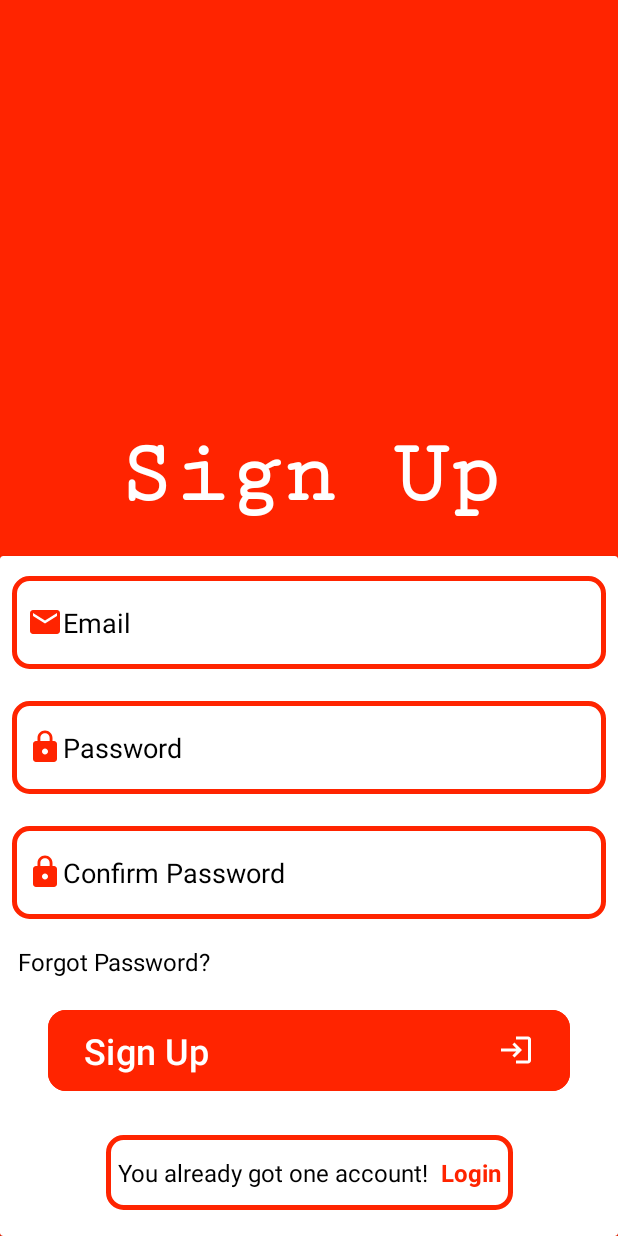
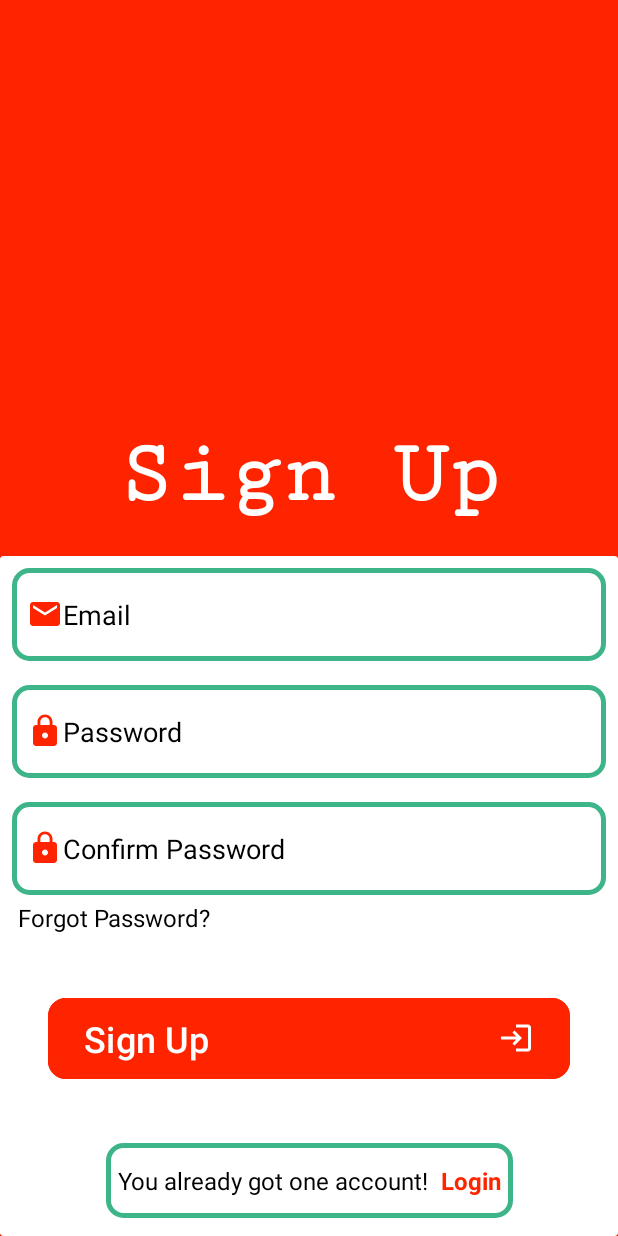
Before and after one commit to AlimJivani/AndroidFinalProject, an Android app: the SignUp screen opened directly, with no data from a screen before it, on a phone screen of 412 x 824 dp. Run offline under Robolectric (Android 15) with nearby library versions, the phone set to English and light mode, and no system bars; our stand-ins replace Firebase (no records; nobody signed in at launch, a user with empty details on screens opened directly).

Commit message:
Added signUp functionality

```diff
--- a/app/build.gradle
+++ b/app/build.gradle
@@ -32,9 +32,10 @@ android {
 dependencies {
 
     implementation 'androidx.appcompat:appcompat:1.6.1'
-    implementation 'com.google.android.material:material:1.5.0'
+    implementation 'com.google.android.material:material:1.9.0'
     implementation 'androidx.constraintlayout:constraintlayout:2.1.4'
-    implementation 'com.google.firebase:firebase-firestore:24.4.1'
+    implementation 'com.google.firebase:firebase-firestore:24.7.0'
+    implementation 'com.google.firebase:firebase-auth:22.1.0'
     testImplementation 'junit:junit:4.13.2'
     androidTestImplementation 'androidx.test.ext:junit:1.1.5'
     androidTestImplementation 'androidx.test.espresso:espresso-core:3.5.1'
--- a/app/src/main/res/drawable/input_text_bg.xml
+++ b/app/src/main/res/drawable/input_text_bg.xml
@@ -2,5 +2,5 @@
 <shape xmlns:android="http://schemas.android.com/apk/res/android" android:shape="rectangle">
     <solid android:color="@color/white"/>
     <corners android:radius="10dp"/>
-    <stroke android:width="3dp" android:color="@color/them_red"/>
+    <stroke android:width="3dp" android:color="@color/green"/>
 </shape>
--- a/app/src/main/res/layout/activity_sign_up.xml
+++ b/app/src/main/res/layout/activity_sign_up.xml
@@ -44,7 +44,7 @@
             android:layout_height="match_parent">
 
             <EditText
-                android:id="@+id/emailTextInput"
+                android:id="@+id/signUpEmailTextInput"
                 android:layout_width="0dp"
                 android:layout_height="62dp"
                 android:layout_margin="8dp"
@@ -57,13 +57,13 @@
                 android:padding="10dp"
                 android:textColor="@color/black"
                 android:textColorHint="@color/black"
-                app:layout_constraintBottom_toTopOf="@+id/passwordTextInput"
+                app:layout_constraintBottom_toTopOf="@+id/signUpPasswordTextInput"
                 app:layout_constraintEnd_toEndOf="parent"
                 app:layout_constraintStart_toStartOf="parent"
                 app:layout_constraintTop_toTopOf="parent" />
 
             <EditText
-                android:id="@+id/passwordTextInput"
+                android:id="@+id/signUpPasswordTextInput"
                 android:layout_width="0dp"
                 android:layout_height="62dp"
                 android:layout_margin="8dp"
@@ -76,14 +76,14 @@
                 android:padding="10dp"
                 android:textColor="@color/black"
                 android:textColorHint="@color/black"
-                app:layout_constraintBottom_toTopOf="@+id/cPasswordTextInput"
+                app:layout_constraintBottom_toTopOf="@+id/signUpCPasswordTextInput"
                 app:layout_constraintEnd_toEndOf="parent"
                 app:layout_constraintHorizontal_bias="0.0"
                 app:layout_constraintStart_toStartOf="parent"
-                app:layout_constraintTop_toBottomOf="@+id/emailTextInput" />
+                app:layout_constraintTop_toBottomOf="@+id/signUpEmailTextInput" />
 
             <EditText
-                android:id="@+id/cPasswordTextInput"
+                android:id="@+id/signUpCPasswordTextInput"
                 android:layout_width="0dp"
                 android:layout_height="62dp"
                 android:layout_margin="8dp"
@@ -100,7 +100,7 @@
                 app:layout_constraintEnd_toEndOf="parent"
                 app:layout_constraintHorizontal_bias="0.545"
                 app:layout_constraintStart_toStartOf="parent"
-                app:layout_constraintTop_toBottomOf="@+id/passwordTextInput" />
+                app:layout_constraintTop_toBottomOf="@+id/signUpPasswordTextInput" />
 
             <TextView
                 android:id="@+id/forgotPassword"
@@ -110,14 +110,29 @@
                 android:text="Forgot Password?"
                 android:textColor="@color/black"
                 android:textSize="16sp"
-                app:layout_constraintBottom_toTopOf="@+id/loginButton"
+                app:layout_constraintBottom_toTopOf="@+id/signUpClickButton"
                 app:layout_constraintEnd_toEndOf="parent"
                 app:layout_constraintHorizontal_bias="0.028"
                 app:layout_constraintStart_toStartOf="parent"
-                app:layout_constraintTop_toBottomOf="@+id/cPasswordTextInput" />
+                app:layout_constraintTop_toBottomOf="@+id/signUpCPasswordTextInput" />
+
+            <ProgressBar
+                android:id="@+id/pBar"
+                android:layout_width="wrap_content"
+                android:layout_height="wrap_content"
+                android:layout_marginStart="2dp"
+                android:layout_marginTop="2dp"
+                android:layout_marginEnd="2dp"
+                android:layout_marginBottom="2dp"
+                android:indeterminateTint="@color/them_red"
+                android:visibility="gone"
+                app:layout_constraintBottom_toTopOf="@+id/signUpButtonClick"
+                app:layout_constraintEnd_toEndOf="parent"
+                app:layout_constraintStart_toStartOf="parent"
+                app:layout_constraintTop_toBottomOf="@+id/forgotPassword" />
 
             <Button
-                android:id="@+id/loginButton"
+                android:id="@+id/signUpButtonClick"
                 android:layout_width="0dp"
                 android:layout_height="62dp"
                 android:layout_marginStart="32dp"
@@ -136,7 +151,10 @@
                 app:layout_constraintEnd_toEndOf="parent"
                 app:layout_constraintHorizontal_bias="0.34"
                 app:layout_constraintStart_toStartOf="parent"
-                app:layout_constraintTop_toBottomOf="@+id/forgotPassword" />
+                app:layout_constraintTop_toBottomOf="@+id/forgotPassword"
+                />
+
+
 
             <LinearLayout
                 android:id="@+id/linearLayout2"
@@ -149,7 +167,7 @@
                 app:layout_constraintBottom_toBottomOf="parent"
                 app:layout_constraintEnd_toEndOf="parent"
                 app:layout_constraintStart_toStartOf="parent"
-                app:layout_constraintTop_toBottomOf="@+id/loginButton">
+                app:layout_constraintTop_toBottomOf="@+id/signUpClickButton">
 
                 <androidx.constraintlayout.widget.ConstraintLayout
                     android:layout_width="match_parent"
@@ -170,12 +188,12 @@
                         android:textColor="@color/black"
                         android:textSize="16sp"
                         app:layout_constraintBottom_toBottomOf="parent"
-                        app:layout_constraintEnd_toStartOf="@+id/signUpClick"
+                        app:layout_constraintEnd_toStartOf="@+id/loginClick"
                         app:layout_constraintStart_toStartOf="parent"
                         app:layout_constraintTop_toTopOf="parent" />
 
                     <TextView
-                        android:id="@+id/signUpClick"
+                        android:id="@+id/loginClick"
                         android:layout_width="wrap_content"
                         android:layout_height="wrap_content"
                         android:layout_marginStart="2dp"
--- a/build.gradle
+++ b/build.gradle
@@ -1,6 +1,6 @@
 buildscript {
     dependencies {
-        classpath 'com.google.gms:google-services:4.3.14'
+        classpath 'com.google.gms:google-services:4.3.15'
     }
 }// Top-level build file where you can add configuration options common to all sub-projects/modules.
 plugins {
```
Also changed, not shown: app/src/main/java/com/example/alimjivanifinalproject/MainActivity.java (+11 -1 lines), app/src/main/java/com/example/alimjivanifinalproject/SignUp.java (+136 -0 lines), app/src/main/res/layout/activity_main.xml (+13 -1 lines).
